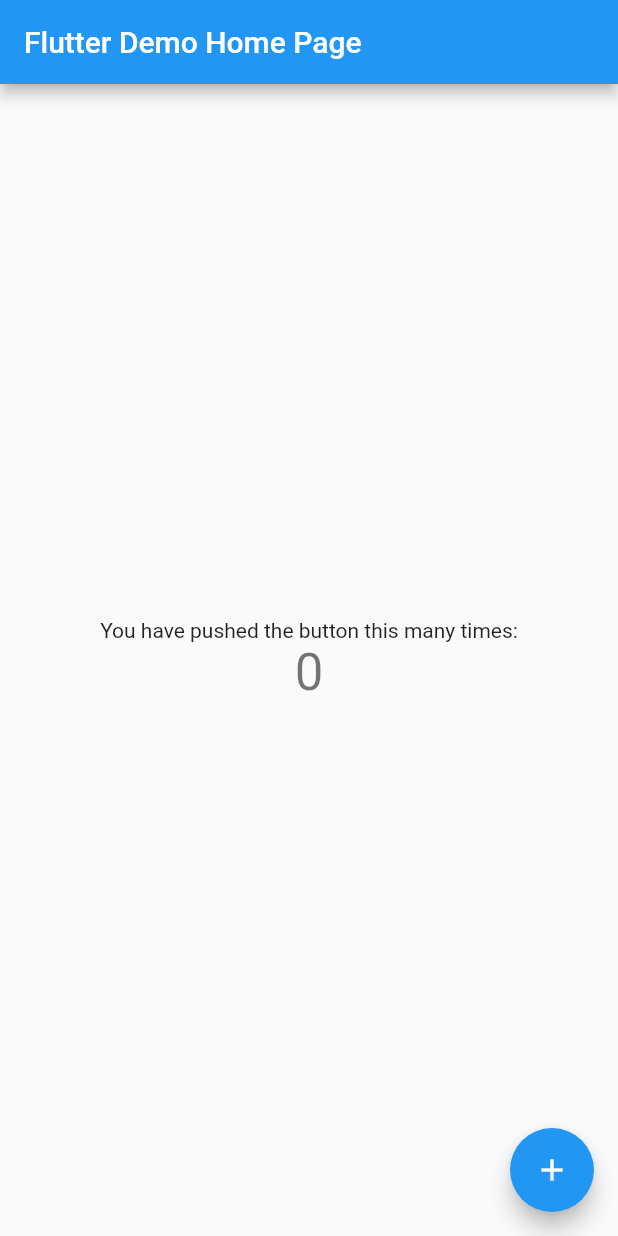
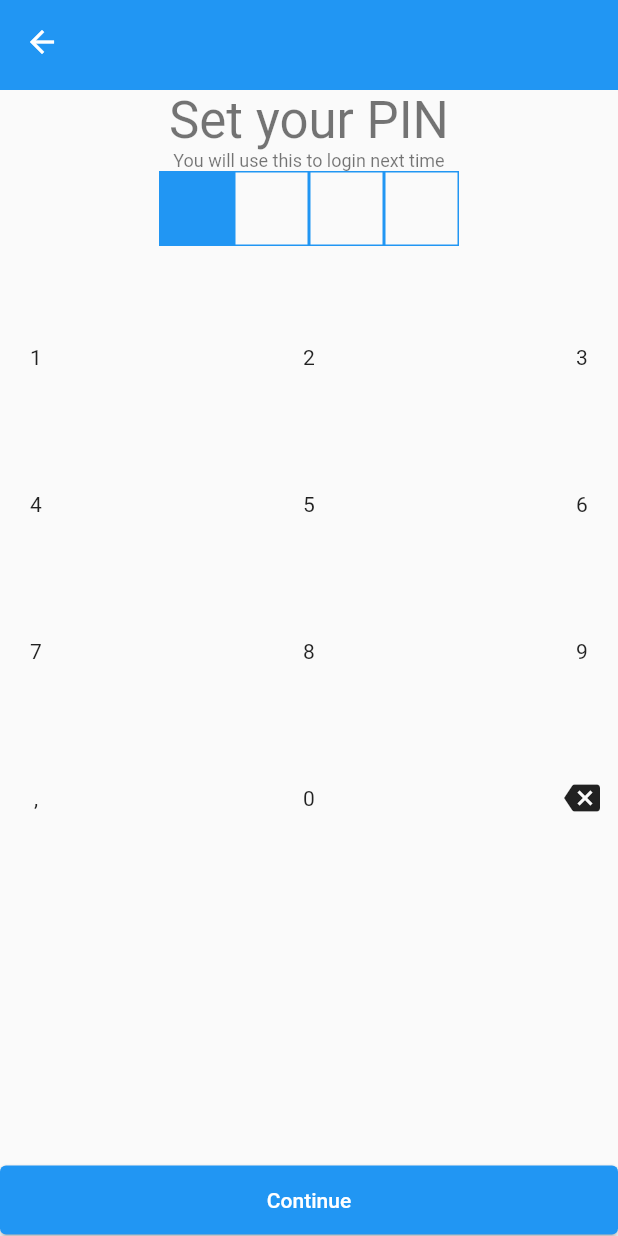
Before and after one commit to emperorKez/fintech_app, a Flutter app: the screen it shows after launch, on a phone screen of 412 x 824 dp. Run offline on Flutter 3.47's test engine with Material 2 defaults, Android fonts, the phone set to English and light mode, and no system bars.

Commit message:
code update

```diff
--- /dev/null
+++ b/lib/authentication/set_pin.dart
@@ -0,0 +1,37 @@
+
+
+import 'package:fintech_ui/widgets/header.dart';
+import 'package:fintech_ui/widgets/input_pin.dart';
+import 'package:flutter/material.dart';
+
+class SetPin extends StatelessWidget {
+  const SetPin({super.key});
+
+  @override
+  Widget build(BuildContext context) {
+    return SafeArea(child: Scaffold(
+      appBar: const Header(),
+      body: body(context: context),
+      bottomNavigationBar: bottomButton(context),
+    ));
+  }
+
+ Widget body({required BuildContext context}) {
+  return Column(
+    mainAxisSize: MainAxisSize.min,
+    children: [
+      Text('Set your PIN', style: Theme.of(context).textTheme.headlineMedium,),
+      Text('You will use this to login next time', style: Theme.of(context).textTheme.bodySmall,),
+
+      const InputPin()
+
+    ],
+  );
+ }
+
+ Widget bottomButton(BuildContext context) {
+  return ElevatedButton(onPressed: (){},
+  style: ElevatedButton.styleFrom(padding: const EdgeInsets.all(15)),
+  child: const Text('Continue'));
+ }
+}
--- a/lib/main.dart
+++ b/lib/main.dart
@@ -1,3 +1,4 @@
+import 'package:fintech_ui/authentication/set_pin.dart';
 import 'package:flutter/material.dart';
 
 void main() {
@@ -24,7 +25,7 @@
         // is not restarted.
         primarySwatch: Colors.blue,
       ),
-      home: const MyHomePage(title: 'Flutter Demo Home Page'),
+      home: const SetPin(),
     );
   }
 }
--- a/lib/pages/cards/card_screen.dart
+++ b/lib/pages/cards/card_screen.dart
@@ -11,11 +11,11 @@
         automaticallyImplyLeading: false, leading: IconButton(onPressed: () => Navigator.pop(context), icon: const Icon(Icons.arrow_back_ios_new)),
         title: const Text('Your Cards'),
         actions: [
-          IconButton(onPressed: (){}, icon: Icon(Icons.add_card, color: Colors.blue,))
+          IconButton(onPressed: (){}, icon: const Icon(Icons.add_card, color: Colors.blue,))
         ],
       ),
       body: ListView(
-        shrinkWrap: true, physics: AlwaysScrollableScrollPhysics(), padding: EdgeInsets.symmetric(horizontal: 10), children: [
+        shrinkWrap: true, physics: const AlwaysScrollableScrollPhysics(), padding: const EdgeInsets.symmetric(horizontal: 10), children: [
           mainCard(),
           otherCards()
         ],
@@ -25,13 +25,13 @@
 
   Widget mainCard() {
     return Container(
-      margin: EdgeInsets.symmetric(vertical: 10),
+      margin: const EdgeInsets.symmetric(vertical: 10),
       child: Column(
         mainAxisAlignment: MainAxisAlignment.start,
         mainAxisSize: MainAxisSize.min,
         children: [
-          Text('Main card'),
-          SizedBox(height: 20,),
+          const Text('Main card'),
+          const SizedBox(height: 20,),
           Card(
             color: Colors.indigoAccent, shape: RoundedRectangleBorder(borderRadius: BorderRadius.circular(10)),
             child: Padding(
@@ -40,7 +40,7 @@
                 mainAxisSize: MainAxisSize.min,
                 children: [
                   Row(
-                    mainAxisAlignment: MainAxisAlignment.spaceBetween, children: [
+                    mainAxisAlignment: MainAxisAlignment.spaceBetween, children: const [
                       Text('Physical card'),
                       Text('VISA'),
                       Spacer(),
@@ -54,6 +54,8 @@
           )
         ],
       )
-    )
+    );
   }
+
+  otherCards() {}
 }
--- a/lib/pages/transfer/transfer.dart
+++ b/lib/pages/transfer/transfer.dart
@@ -18,7 +18,11 @@
         leading: IconButton(onPressed: ()=> Navigator.pop(context), icon: Icon(Icons.arrow_back_ios_sharp)),
         title: Text('Transfer'),
       ),
-      body: ,
+      body: body(),
     ));
   }
+
+  Widget body(){
+    return Container();
+  }
 }
--- /dev/null
+++ b/lib/widgets/header.dart
@@ -0,0 +1,28 @@
+import 'package:flutter/material.dart';
+
+class Header extends StatelessWidget implements PreferredSizeWidget {
+  const Header(
+      {Key? key,
+      this.title})
+      : super(key: key);
+  final String? title;
+
+
+  @override
+  Size get preferredSize => const Size.fromHeight(60.0);
+
+
+  @override
+  PreferredSizeWidget build(BuildContext context) {
+    return AppBar(
+      automaticallyImplyLeading: false,
+      leading: IconButton(
+                  onPressed: () => Navigator.pop(context),
+                  icon: const Icon(Icons.arrow_back)),
+      title:  title != null ? Text(title!) : const Text(''),
+      centerTitle: false,
+      //backgroundColor: Colors.red,
+      elevation: 0.0,
+    );
+  }
+}
--- /dev/null
+++ b/lib/widgets/input_pin.dart
@@ -0,0 +1,124 @@
+import 'package:flutter/material.dart';
+
+class InputPin extends StatefulWidget {
+  const InputPin({this.shuffle = false, super.key});
+  final bool shuffle;
+
+  @override
+  State<InputPin> createState() => _InputPinState();
+}
+
+class _InputPinState extends State<InputPin> {
+  final List<int> digits = [1, 2, 3, 4, 5, 6, 7, 8, 9, 0];
+  List<int> selectedDigits = [];
+
+  @override
+  Widget build(BuildContext context) {
+    if (widget.shuffle) {
+      digits.shuffle();
+    }
+
+    return Column(
+      mainAxisAlignment: MainAxisAlignment.center,
+      mainAxisSize: MainAxisSize.min,
+      children: [
+        Row(
+          mainAxisAlignment: MainAxisAlignment.center,
+          children: [
+            inputBox(
+                isActive: selectedDigits.isEmpty,
+                isFilled: selectedDigits.isNotEmpty),
+            inputBox(
+                isActive: selectedDigits.length == 1,
+                isFilled: selectedDigits.length > 1),
+            inputBox(
+                isActive: selectedDigits.length == 2,
+                isFilled: selectedDigits.length > 2),
+            inputBox(
+                isActive: selectedDigits.length == 3,
+                isFilled: selectedDigits.length > 3)
+          ],
+        ),
+        const SizedBox(
+          height: 50,
+        ),
+        Row(
+          mainAxisAlignment: MainAxisAlignment.spaceBetween,
+          children: [
+            dialInput(value: digits[0]),
+            dialInput(value: digits[1]),
+            dialInput(value: digits[2]),
+          ],
+        ),
+        const SizedBox(
+          height: 50,
+        ),
+        Row(
+          mainAxisAlignment: MainAxisAlignment.spaceBetween,
+          children: [
+            dialInput(value: digits[3]),
+            dialInput(value: digits[4]),
+            dialInput(value: digits[5]),
+          ],
+        ),
+        const SizedBox(
+          height: 50,
+        ),
+        Row(
+          mainAxisAlignment: MainAxisAlignment.spaceBetween,
+          children: [
+            dialInput(value: digits[6]),
+            dialInput(value: digits[7]),
+            dialInput(value: digits[8]),
+          ],
+        ),
+        const SizedBox(
+          height: 50,
+        ),
+        Row(
+          mainAxisAlignment: MainAxisAlignment.spaceBetween,
+          children: [
+            IconButton(onPressed: () {}, icon: const Text(',')),
+            dialInput(value: digits[9]),
+            IconButton(
+                onPressed: () {
+                  if (selectedDigits.isNotEmpty) {
+                    setState(() {
+                      selectedDigits.removeLast();
+                    });
+                  }
+                },
+                icon: const Icon(Icons.backspace))
+          ],
+        ),
+      ],
+    );
+  }
+
+  Widget dialInput({required int value}) {
+    return IconButton(
+        onPressed: () {
+          if (selectedDigits.length > 4) {
+            setState(() {
+              selectedDigits.add(value);
+            });
+          }
+        },
+        icon: Text(value.toString()));
+  }
+
+  Widget inputBox({required bool isFilled, required bool isActive}) {
+    return Container(
+      width: 50,
+      height: 50,
+      decoration: BoxDecoration(
+          color: isActive ? Theme.of(context).primaryColor : null,
+          border: Border.all(width: 1, color: Theme.of(context).primaryColor)),
+      child: isFilled
+          ? const Center(
+              child: Icon(Icons.emergency),
+            )
+          : null,
+    );
+  }
+}
```
